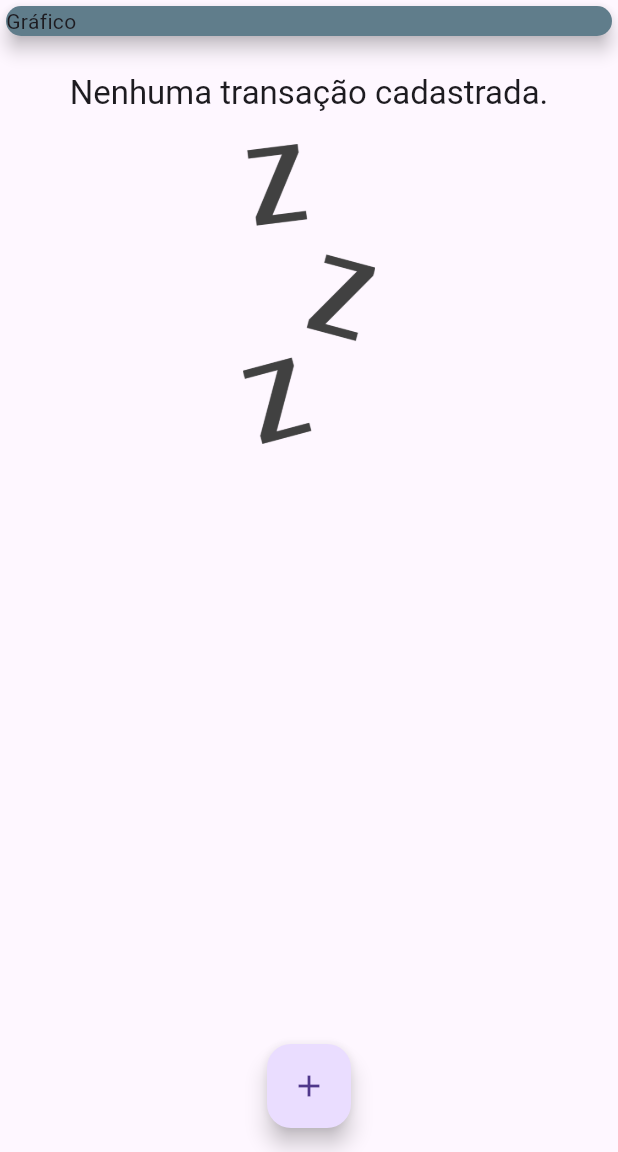
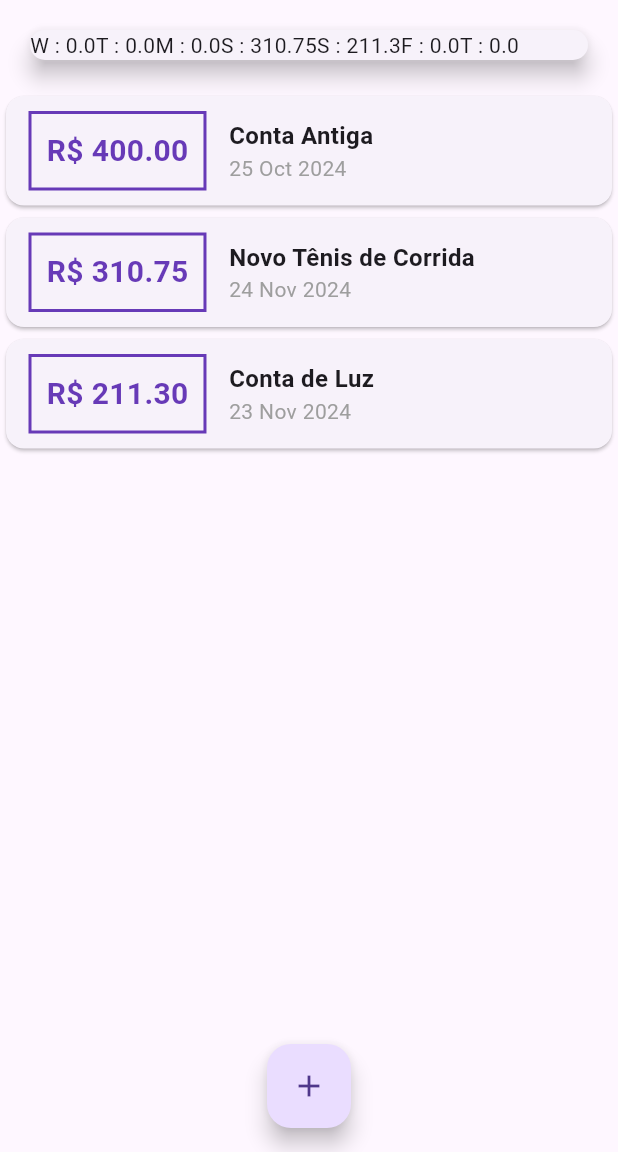
Before and after one commit to baakovi/expensesApp, a Flutter app: the screen it shows after launch, on a phone screen of 412 x 824 dp, the part 84-1236 px from its top. Run offline on Flutter 3.47's test engine with Material 3 defaults, Android fonts, the phone set to English and light mode, and no system bars.

Commit message:
Aula 122. Chart Widget #04

```diff
--- a/lib/components/chart.dart
+++ b/lib/components/chart.dart
@@ -25,9 +25,6 @@ class Chart extends StatelessWidget {
         }
       }
 
-      print(DateFormat.E().format(weekDay)[0]);
-      print(totalSum);
-
       return {
         'day': DateFormat.E().format(weekDay)[0],
         'value': totalSum,
@@ -37,11 +34,14 @@ class Chart extends StatelessWidget {
 
   @override
   Widget build(BuildContext context) {
+    groupedTransactions;
     return Card(
       elevation: 6,
       margin: EdgeInsets.all(20),
       child: Row(
-        children: <Widget>[],
+        children: groupedTransactions.map((tr) {
+          return Text('${tr['day']} : ${tr['value']}');
+        }).toList(),
       ),
     );
   }
--- a/lib/main.dart
+++ b/lib/main.dart
@@ -1,7 +1,9 @@
+import 'package:expenses/components/chart.dart';
 import 'package:flutter/material.dart';
 import 'dart:math';
 import './components/transaction_form.dart';
 import './components/transaction_list.dart';
+import 'components/chart.dart';
 import 'models/transaction.dart';
 
 main() => runApp(ExpensesApp());
@@ -45,19 +47,33 @@ class MyHomePage extends StatefulWidget {
 
 class _MyHomePageState extends State<MyHomePage> {
   final List<Transaction> _transactions = [
-    // Transaction(
-    //   id: 't1',
-    //   title: 'Novo Tênis de Corrida',
-    //   value: 310.75,
-    //   date: DateTime.now(),
-    // ),
-    // Transaction(
-    //   id: 't2',
-    //   title: 'Conta de Luz',
-    //   value: 211.30,
-    //   date: DateTime.now(),
-    // ),
+    Transaction(
+      id: 't0',
+      title: 'Conta Antiga',
+      value: 400.00,
+      date: DateTime.now().subtract(Duration(days: 33)),
+    ),
+    Transaction(
+      id: 't1',
+      title: 'Novo Tênis de Corrida',
+      value: 310.75,
+      date: DateTime.now().subtract(Duration(days: 3)),
+    ),
+    Transaction(
+      id: 't2',
+      title: 'Conta de Luz',
+      value: 211.30,
+      date: DateTime.now().subtract(Duration(days: 4)),
+    ),
   ];
+
+  List<Transaction> get _recentTransactions {
+    return _transactions.where((tr) {
+      return tr.date.isAfter(DateTime.now().subtract(
+        Duration(days: 7),
+      ));
+    }).toList();
+  }
 
   _addTransaction(String title, double value) {
     final newTransaction = Transaction(
@@ -101,14 +117,15 @@ class _MyHomePageState extends State<MyHomePage> {
         child: Column(
           crossAxisAlignment: CrossAxisAlignment.stretch,
           children: <Widget>[
-            Container(
-              width: double.infinity,
-              child: Card(
-                color: Colors.blueGrey,
-                child: Text('Gráfico'),
-                elevation: 5,
-              ),
-            ),
+            Chart(_recentTransactions),
+            // Container(
+            //   width: double.infinity,
+            //   child: Card(
+            //     color: Colors.blueGrey,
+            //     child: Text('Gráfico'),
+            //     elevation: 5,
+            //   ),
+            // ),
             // TransactionUser(),
             TransactionList(_transactions),
             // Column(
```
Also changed, not shown: lib/components/chart_bar.dart (added, +26 -0 lines).
